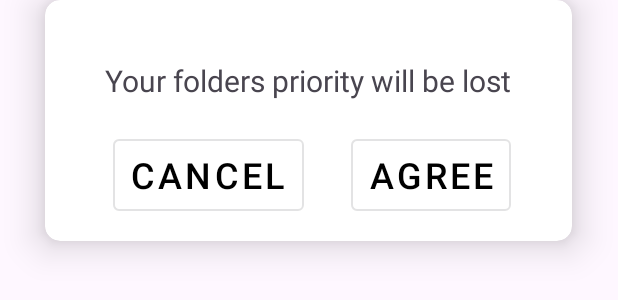
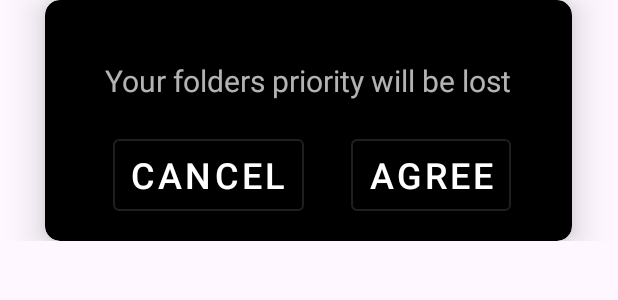
Before and after one commit to DreXASK/ReDuplicate, an Android app: the layout dialog_fragment_back_button.xml on its own in the app's theme, with its tools: preview values and no code run, on a phone screen of 412 x 824 dp. Shown: the top 300 px of the screen. Run offline under Robolectric (Android 15) with nearby library versions, the phone set to English and light mode, and no system bars.

```diff
--- a/app/src/main/java/com/drexask/reduplicate/presentation/ui/fragments/BackButtonDialogFragment.kt
+++ b/app/src/main/java/com/drexask/reduplicate/presentation/ui/fragments/BackButtonDialogFragment.kt
@@ -13,7 +13,6 @@ class BackButtonDialogFragment
 
     private var _binding: DialogFragmentBackButtonBinding? = null
     private val binding get() = _binding!!
-
 
     override fun onCreateView(
         inflater: LayoutInflater,
@@ -48,5 +47,4 @@ class BackButtonDialogFragment
         super.onDestroyView()
         _binding = null
     }
-
 }
--- a/app/src/main/java/com/drexask/reduplicate/presentation/ui/fragments/FolderPrioritySettingsFragment.kt
+++ b/app/src/main/java/com/drexask/reduplicate/presentation/ui/fragments/FolderPrioritySettingsFragment.kt
@@ -92,4 +92,9 @@ class FolderPrioritySettingsFragment : Fragment() {
             itemTouchHelperCallBack.attachToRecyclerView(binding.rvFoldersPrioritySettings)
         }
     }
+
+    override fun onDestroyView() {
+        super.onDestroyView()
+        _binding = null
+    }
 }
--- a/app/src/main/res/layout/dialog_fragment_back_button.xml
+++ b/app/src/main/res/layout/dialog_fragment_back_button.xml
@@ -3,15 +3,15 @@
     xmlns:app="http://schemas.android.com/apk/res-auto"
     xmlns:tools="http://schemas.android.com/tools"
     android:layout_width="match_parent"
-    android:layout_height="match_parent"
+    android:layout_height="wrap_content"
     android:gravity="center_horizontal">
 
-    <androidx.cardview.widget.CardView
+    <com.google.android.material.card.MaterialCardView
         android:layout_width="wrap_content"
         android:layout_height="wrap_content"
+        android:theme="@style/CustomDialogFragmentTheme"
         app:cardCornerRadius="10dp"
         app:cardElevation="15dp">
-
 
         <androidx.constraintlayout.widget.ConstraintLayout
             android:layout_width="match_parent"
@@ -23,7 +23,7 @@
                 android:layout_width="wrap_content"
                 android:layout_height="wrap_content"
                 android:padding="20dp"
-                android:text="TextView"
+                android:textAlignment="center"
                 android:textSize="20sp"
                 app:layout_constraintEnd_toEndOf="parent"
                 app:layout_constraintStart_toStartOf="parent"
@@ -32,12 +32,12 @@
 
             <Button
                 android:id="@+id/btn_positive"
-                style="@style/OutlinedButton.WithText"
                 android:layout_width="wrap_content"
                 android:layout_height="wrap_content"
                 android:layout_margin="5dp"
                 android:layout_marginHorizontal="10dp"
                 android:text="@string/btn_positive"
+                android:theme="@style/CustomDialogFragmentTheme"
                 app:layout_constraintEnd_toEndOf="parent"
                 app:layout_constraintHorizontal_bias="0.5"
                 app:layout_constraintStart_toEndOf="@+id/btn_negative"
@@ -45,16 +45,16 @@
 
             <Button
                 android:id="@+id/btn_negative"
-                style="@style/OutlinedButton.WithText"
                 android:layout_width="wrap_content"
                 android:layout_height="wrap_content"
                 android:layout_marginHorizontal="10dp"
                 android:text="@string/btn_negative"
+                android:theme="@style/CustomDialogFragmentTheme"
                 app:layout_constraintBottom_toBottomOf="parent"
                 app:layout_constraintEnd_toStartOf="@+id/btn_positive"
                 app:layout_constraintHorizontal_bias="0.5"
                 app:layout_constraintStart_toStartOf="parent" />
 
         </androidx.constraintlayout.widget.ConstraintLayout>
-    </androidx.cardview.widget.CardView>
+    </com.google.android.material.card.MaterialCardView>
 </RelativeLayout>
--- a/app/src/main/res/layout/fragment_duplicate_finder.xml
+++ b/app/src/main/res/layout/fragment_duplicate_finder.xml
@@ -42,6 +42,7 @@
         android:layout_height="wrap_content"
         android:layout_marginTop="25dp"
         android:layout_marginBottom="5dp"
+        android:textAlignment="center"
         android:textSize="34sp"
         app:layout_constraintBottom_toTopOf="@+id/progress_circular"
         app:layout_constraintEnd_toEndOf="parent"
--- a/app/src/main/res/values-night/styles.xml
+++ b/app/src/main/res/values-night/styles.xml
@@ -12,4 +12,8 @@
         <item name="android:maxHeight">290dp</item>
     </style>
 
+    <style name="DialogFragmentButtonStyle" parent="@style/OutlinedButton.WithText">
+        <item name="android:textColor">?attr/colorPrimary</item>
+    </style>
+
 </resources>
--- a/app/src/main/res/values/colors.xml
+++ b/app/src/main/res/values/colors.xml
@@ -3,7 +3,6 @@
     <color name="black">#FF000000</color>
     <color name="white">#FFFFFFFF</color>
     <color name="transparent_black">#A3000000</color>
-    <color name="blue_old">#7878FF</color>
 
 
     <color name="material_yellow_900">#F57F17</color>
@@ -12,6 +11,7 @@
     <color name="material_gray_500">#9E9E9E</color>
     <color name="material_gray_900">#212121</color>
 
+    <color name="material_blue_200">#90CAF9</color>
     <color name="material_blue_500">#2196F3</color>
 
     <color name="material_indigo_900">#1A237E</color>
--- a/app/src/main/res/values/styles.xml
+++ b/app/src/main/res/values/styles.xml
@@ -37,12 +37,16 @@
         <item name="android:textAlignment">center</item>
     </style>
 
+    <style name="DialogFragmentCardViewStyle" parent="Widget.MaterialComponents.CardView">
+        <item name="android:backgroundTint">@color/black</item>
+    </style>
+
+    <style name="DialogFragmentButtonStyle" parent="@style/OutlinedButton.WithText">
+        <item name="android:textColor">@color/white</item>
+    </style>
+
     <style name="CustomBottomSheetDialogStyle" parent="Widget.Design.BottomSheet.Modal">
         <item name="android:background">@android:color/transparent</item>
     </style>
 
-    <style name="CustomDialogFragmentStyle" parent="Widget.Design.BottomSheet.Modal">
-        <item name="android:background">@android:color/transparent</item>
-    </style>
-
 </resources>
--- a/app/src/main/res/values/themes.xml
+++ b/app/src/main/res/values/themes.xml
@@ -8,12 +8,13 @@
         <item name="android:statusBarColor">@color/black</item>
     </style>>
 
-    <style name="CustomBottomSheetDialogTheme" parent="Theme.MaterialComponents.BottomSheetDialog" >
+    <style name="CustomBottomSheetDialogTheme" parent="Theme.MaterialComponents.BottomSheetDialog">
         <item name="bottomSheetStyle">@style/CustomBottomSheetDialogStyle</item>
     </style>
 
-    <style name="CustomDialogFragmentTheme" parent="Theme.MaterialComponents.Dialog" >
-        <item name="alertDialogStyle">@style/CustomDialogFragmentStyle</item>
+    <style name="CustomDialogFragmentTheme" parent="Theme.MaterialComponents.BottomSheetDialog">
+        <item name="materialCardViewStyle">@style/DialogFragmentCardViewStyle</item>
+        <item name="materialButtonStyle">@style/DialogFragmentButtonStyle</item>
     </style>
 
 </resources>
```
Also changed, not shown: app/src/main/java/com/drexask/reduplicate/DuplicateFinderFragmentViewModel.kt (+2 -9 lines), app/src/main/java/com/drexask/reduplicate/domain/models/DuplicateWithHighlightedLine.kt (+4 -4 lines), app/src/main/java/com/drexask/reduplicate/domain/usecases/GetDuplicatesListUseCase.kt (+33 -31 lines), app/src/main/java/com/drexask/reduplicate/presentation/ui/fragments/DuplicateFinderFragment.kt (+31 -19 lines), app/src/main/java/com/drexask/reduplicate/presentation/ui/fragments/DuplicatePrioritySelectorFragment.kt (+48 -3 lines), app/src/main/java/com/drexask/reduplicate/presentation/ui/fragments/DuplicateRemoverFragment.kt (+7 -6 lines), app/src/main/res/values/strings.xml (+7 -1 lines).
